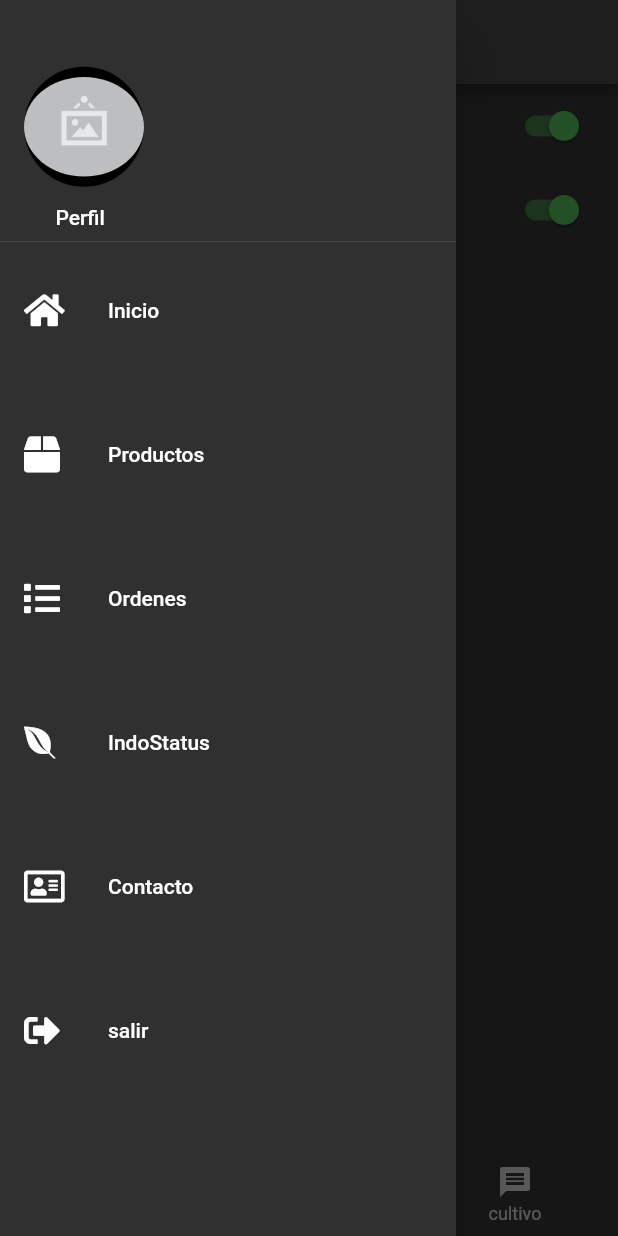
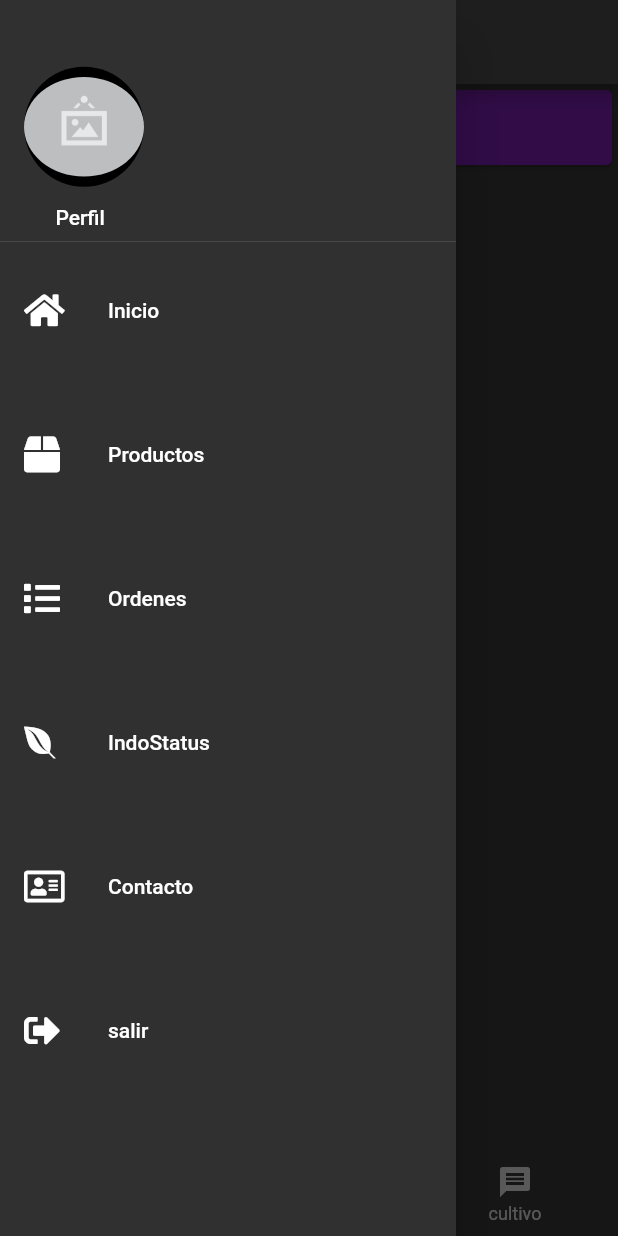
Before and after one commit to Alaingp1/Fluttertesis, a Flutter app: the Alertas screen opened by its route, with the side drawer open, on a phone screen of 412 x 824 dp. Run offline on Flutter 3.47's test engine with Material 2 defaults, Android fonts, the phone set to English and light mode, and no system bars; our stand-ins replace firebase_core, firebase_storage, fluttertoast, font_awesome_flutter, image_picker; missing offline and left inert: flutter_number_picker, flutter_session; accounts and stored records are empty; network calls fail.

Commit message:
update 19-11

```diff
--- a/lib/src/cultivos/acciones/agregar_cultivo.dart
+++ b/lib/src/cultivos/acciones/agregar_cultivo.dart
@@ -114,7 +114,7 @@ class _AgregarCultivoState extends State<AgregarCultivo> {
               ),
               ElevatedButton(
                 onPressed: () async {
-                  if (fotoi != null || urlIma != null) {
+                  if (fotoi != null && urlIma != null) {
                     if (apodoController.text.isEmpty) {
                       Fluttertoast.showToast(
                           msg: "por favor ingrese un apodo para el cultivo");
--- a/lib/src/usuarios/acciones/crear_publicacion.dart
+++ b/lib/src/usuarios/acciones/crear_publicacion.dart
@@ -91,7 +91,9 @@ class _PublicacionState extends State<Publicacion> {
               TextFormField(
                 controller: nombrepController,
                 decoration: InputDecoration(
-                  labelText: dataCult['Cultivo_apodo'],
+                  labelText: dataCult != null
+                      ? dataCult['Cultivo_apodo']
+                      : "ingrese un nombre",
                   border: OutlineInputBorder(
                     borderRadius: BorderRadius.all(
                       Radius.circular(10),
--- a/lib/src/usuarios/alertas.dart
+++ b/lib/src/usuarios/alertas.dart
@@ -19,24 +19,13 @@ class _AlertasState extends State<Alertas> {
         shrinkWrap: true,
         physics: PageScrollPhysics(),
         children: [
-          ListTile(
-            leading: const Icon(FontAwesomeIcons.landmark),
-            title: const Text('Notificar falta de agua'),
-            trailing: Switch(
-              onChanged: (value) => print('toggle notification'),
-              activeColor: Colors.green,
-              value: true,
+          Card(
+            color: Colors.purple[800],
+            child: Container(
+              height: 50,
+              child: Center(child: Text("te has registrado")),
             ),
-          ),
-          ListTile(
-            leading: const Icon(FontAwesomeIcons.compressArrowsAlt),
-            title: const Text('Notificar Sensores extrema'),
-            trailing: Switch(
-              onChanged: (value) => print('toggle notification'),
-              activeColor: Colors.green,
-              value: true,
-            ),
-          ),
+          )
         ],
       ),
       bottomNavigationBar: ClienteBottomBar('alertas'),
--- a/lib/src/usuarios/sidebar.dart
+++ b/lib/src/usuarios/sidebar.dart
@@ -50,11 +50,16 @@ class _NavDrawerState extends State<NavDrawer> {
                       radius: 40,
                       child: ClipOval(
                         child: dataUsuario.length >= 1
+                            ? dataUsuario[0]['Usuario_foto'] != null
                                 ? FadeInImage(
                                     image: NetworkImage(
                                         dataUsuario[0]['Usuario_foto']),
                                     placeholder:
                                         AssetImage('assets/jar-loading.gif'),
+                                    fit: BoxFit.fill,
+                                  )
+                                : Image.asset(
+                                    "assets/no-image.png",
                                     fit: BoxFit.fill,
                                   )
                             : Image.asset(
--- a/lib/src/usuarios/usuarios.dart
+++ b/lib/src/usuarios/usuarios.dart
@@ -42,10 +42,6 @@ class _CuentaState extends State<Cuenta> {
           IconButton(
             icon: Icon(Icons.edit),
             onPressed: () => Navigator.of(context).pushNamed("editarusuario"),
-          ),
-          IconButton(
-            icon: Icon(Icons.shopping_cart),
-            onPressed: () => Navigator.of(context).pushNamed("ordenes"),
           ),
         ],
       ),
```
Also changed, not shown: lib/src/cultivos/acciones/detalle_cultivos.dart (+11 -1 lines), lib/src/cultivos/acciones/editar_cultivo.dart (+19 -18 lines), lib/src/usuarios/acciones/editar_usuario.dart (+21 -3 lines), lib/src/usuarios/acciones/listar_publicaciones.dart (+7 -2 lines). Lines whose indentation alone changed are shown as unchanged.
